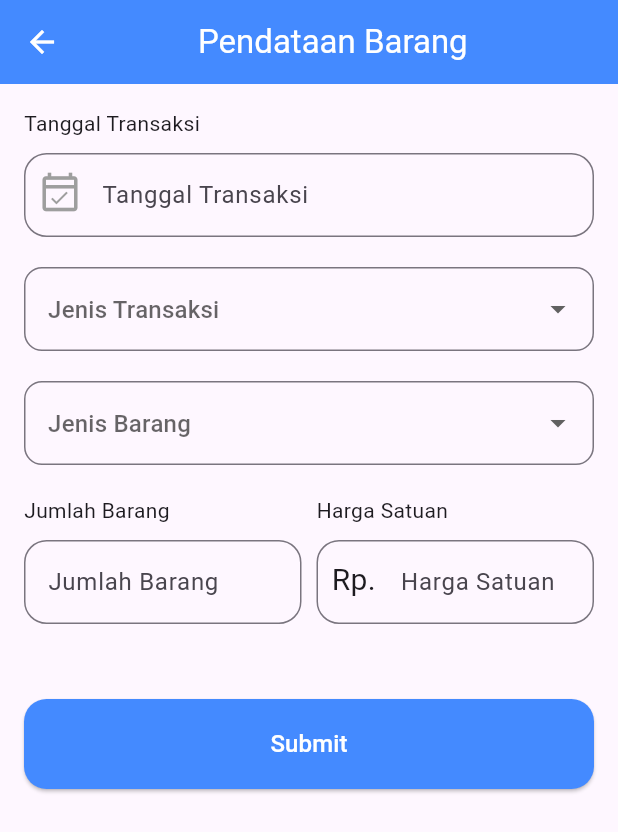
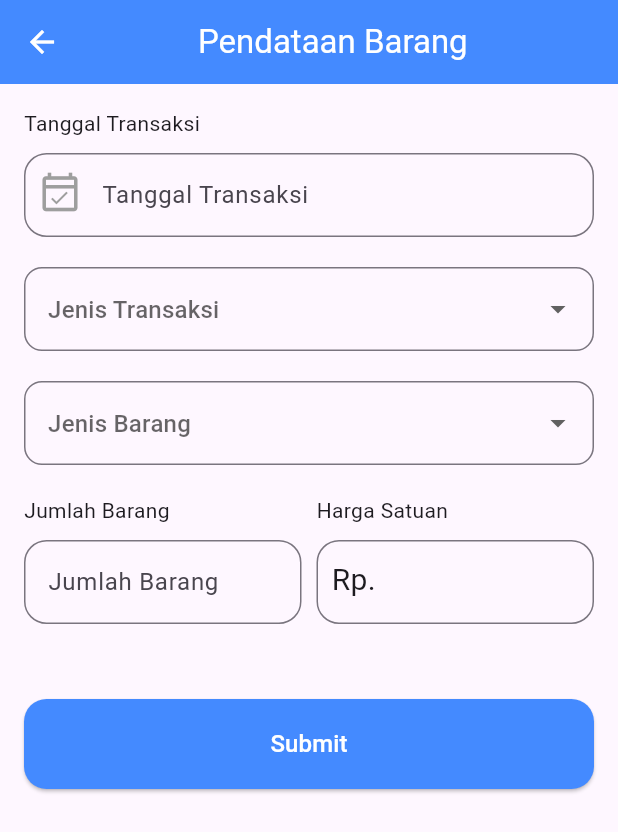
Before and after one commit to YusvanTriAtmojo/20220140082_UCP1Flutter, a Flutter app: the BarangPage screen opened directly with empty values, on a phone screen of 412 x 824 dp. Shown: the top 832 px of the screen. Run offline on Flutter 3.47's test engine with Material 3 defaults, Android fonts, the phone set to English and light mode, and no system bars.

Commit message:
Mengubah initialValue harga

```diff
--- a/lib/barang_page.dart
+++ b/lib/barang_page.dart
@@ -253,7 +253,7 @@ class _BarangPageState extends State<BarangPage> {
                                 padding: EdgeInsets.only(left: 10, top: 12),
                                 child: Text('Rp.', style: TextStyle(fontSize: 20),)),
                                 TextFormField(
-                                  initialValue: hargaSatuan,
+                                  initialValue: '        $hargaSatuan',
                                   readOnly: true,
                                   decoration: InputDecoration(
                                     hintText: '         Harga Satuan',
```
